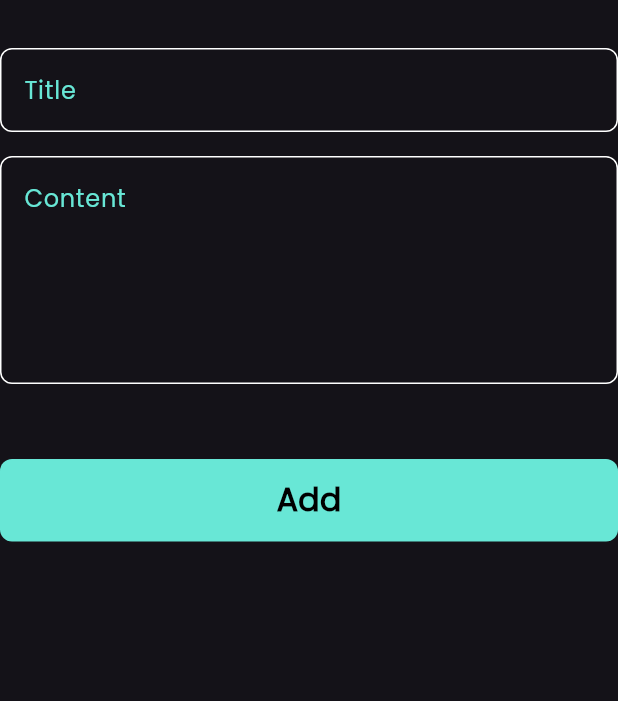
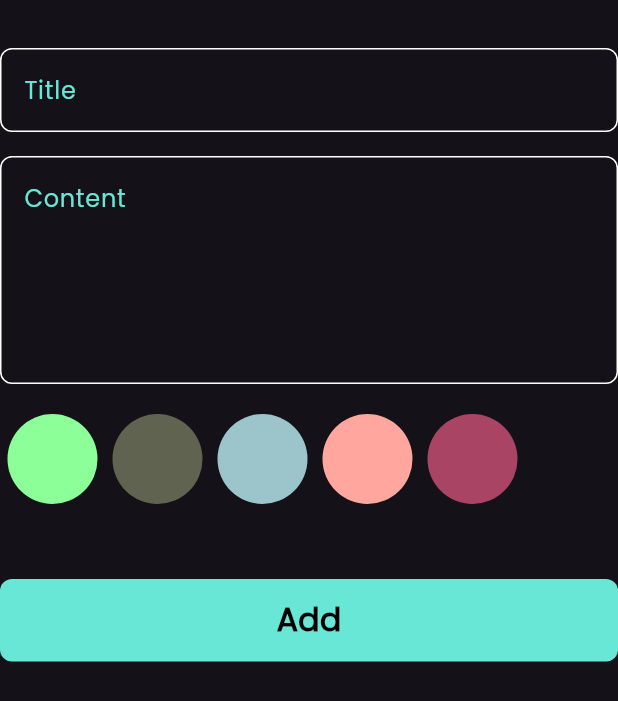
Before and after one commit to AndroSaied/notes_app, a Flutter app: the AddNoteFormState widget shown alone on an empty page, opened directly, on a phone screen of 412 x 824 dp. Shown: the top 701 px of the screen. Run offline on Flutter 3.47's test engine with Material 3 defaults, Android fonts, the phone set to English and light mode, and no system bars; our stand-ins replace bloc, flutter_bloc, font_awesome_flutter, hive, hive_flutter; accounts and stored records are empty.

Commit message:
create list of colors

```diff
--- /dev/null
+++ b/lib/views/widgets/color_item.dart
@@ -0,0 +1,20 @@
+import 'package:flutter/material.dart';
+
+class ColorItem extends StatelessWidget {
+  const ColorItem({super.key, required this.isActive, required this.color});
+
+  final bool isActive;
+  final Color color;
+
+  @override
+  Widget build(BuildContext context) {
+    return CircleAvatar(
+      radius: 30,
+      backgroundColor: isActive ? Colors.white : color,
+      child:  CircleAvatar(
+        radius: 26,
+        backgroundColor: color,
+      ),
+    );
+  }
+}
--- /dev/null
+++ b/lib/views/widgets/colors_list_view.dart
@@ -0,0 +1,47 @@
+import 'package:flutter/material.dart';
+import 'package:notes_app/views/widgets/color_item.dart';
+
+class ColorsListView extends StatefulWidget {
+  const ColorsListView({super.key});
+
+  @override
+  State<ColorsListView> createState() => _ColorsListViewState();
+}
+
+class _ColorsListViewState extends State<ColorsListView> {
+
+  int? currentColor;
+  List<Color> colors = const [
+    Color(0xff8CFF98),
+    Color(0xff5F634F),
+    Color(0xff9BC4CB),
+    Color(0xffFFA69E),
+    Color(0xffAA4465),
+  ];
+
+  @override
+  Widget build(BuildContext context) {
+    return SizedBox(
+      height: 30 * 2,
+      child: ListView.builder(
+
+        scrollDirection: Axis.horizontal,
+        itemCount: 5,
+        itemBuilder: (context, index) {
+          return  Padding(
+            padding: const EdgeInsets.symmetric(horizontal: 5.0),
+            child: GestureDetector(
+              onTap: () {
+                currentColor = index;
+                setState(() {});
+              },
+              child: ColorItem(
+                color: colors[index],
+                isActive: currentColor == index,
+              ),
+            ),
+          );
+        },),
+    );
+  }
+}
--- a/lib/views/widgets/form_add_note.dart
+++ b/lib/views/widgets/form_add_note.dart
@@ -3,6 +3,7 @@ import 'package:flutter_bloc/flutter_bloc.dart';
 import 'package:intl/intl.dart';
 import 'package:notes_app/cubits/add_note_cubit/add_note_cubit.dart';
 import 'package:notes_app/models/note_model.dart';
+import 'package:notes_app/views/widgets/colors_list_view.dart';
 import 'package:notes_app/views/widgets/custom_button.dart';
 import 'package:notes_app/views/widgets/custom_text_field.dart';
 
@@ -44,6 +45,8 @@ class _AddNoteFormStateState extends State<AddNoteFormState> {
             hint: "Content",
             maxLines: 5,
           ),
+          const SizedBox(height: 20,),
+          const ColorsListView(),
           const SizedBox(height: 50,),
           BlocBuilder<AddNoteCubit, AddNoteState>(
             builder: (context, state) {
```
